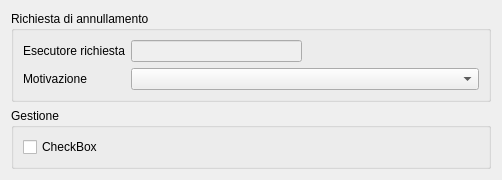
First picture: the form in src/com/axiastudio/suite/protocollo/forms/annullamentoprotocollo.ui, repository tizianolattisi/suitegda, before the edit.
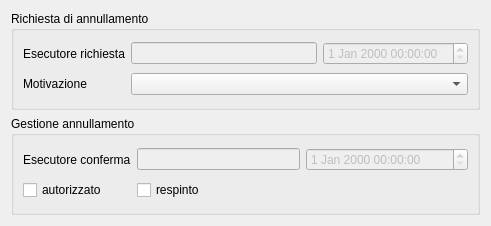
Second picture: the form after the edit. Custom widgets are drawn as their Qt base class.

Commit message: Completamento campi sulle form di annullamento protocollo.

```diff
--- a/src/com/axiastudio/suite/protocollo/forms/annullamentoprotocollo.ui
+++ b/src/com/axiastudio/suite/protocollo/forms/annullamentoprotocollo.ui
@@ -6,8 +6,8 @@
    <rect>
     <x>0</x>
     <y>0</y>
-    <width>502</width>
-    <height>174</height>
+    <width>491</width>
+    <height>226</height>
    </rect>
   </property>
   <property name="windowTitle">
@@ -19,7 +19,7 @@
      <property name="title">
       <string>Richiesta di annullamento</string>
      </property>
-     <layout class="QGridLayout" name="gridLayout">
+     <layout class="QGridLayout" name="gridLayout_2">
       <item row="0" column="0">
        <widget class="QLabel" name="label">
         <property name="text">
@@ -38,17 +38,14 @@
        </widget>
       </item>
       <item row="0" column="2">
-       <spacer name="horizontalSpacer">
-        <property name="orientation">
-         <enum>Qt::Horizontal</enum>
+       <widget class="com.axiastudio.pypapi.ui.widgets.PyPaPiDateTimeEdit" name="dateTimeEdit_2">
+        <property name="enabled">
+         <bool>false</bool>
         </property>
-        <property name="sizeHint" stdset="0">
-         <size>
-          <width>152</width>
-          <height>19</height>
-         </size>
+        <property name="column" stdset="0">
+         <string>datarichiesta</string>
         </property>
-       </spacer>
+       </widget>
       </item>
       <item row="1" column="0">
        <widget class="QLabel" name="label_2">
@@ -70,16 +67,69 @@
    <item>
     <widget class="QGroupBox" name="groupBox_2">
      <property name="title">
-      <string>Gestione</string>
+      <string>Gestione annullamento</string>
      </property>
-     <layout class="QVBoxLayout" name="verticalLayout_3">
-      <item>
-       <widget class="QCheckBox" name="checkBox">
+     <layout class="QGridLayout" name="gridLayout">
+      <item row="0" column="0">
+       <widget class="QLabel" name="label_3">
         <property name="text">
-         <string>CheckBox</string>
+         <string>Esecutore conferma</string>
         </property>
        </widget>
       </item>
+      <item row="0" column="1">
+       <widget class="QLineEdit" name="lineEdit_2">
+        <property name="enabled">
+         <bool>false</bool>
+        </property>
+        <property name="column" stdset="0">
+         <string>esecutoreautorizzazione</string>
+        </property>
+       </widget>
+      </item>
+      <item row="0" column="2">
+       <widget class="com.axiastudio.pypapi.ui.widgets.PyPaPiDateTimeEdit" name="dateTimeEdit">
+        <property name="enabled">
+         <bool>false</bool>
+        </property>
+        <property name="column" stdset="0">
+         <string>dataautorizzazione</string>
+        </property>
+       </widget>
+      </item>
+      <item row="1" column="0">
+       <widget class="QCheckBox" name="checkBox_autorizzato">
+        <property name="text">
+         <string>autorizzato</string>
+        </property>
+        <property name="column" stdset="0">
+         <string>autorizzato</string>
+        </property>
+       </widget>
+      </item>
+      <item row="1" column="1">
+       <widget class="QCheckBox" name="checkBox_respinto">
+        <property name="text">
+         <string>respinto</string>
+        </property>
+        <property name="column" stdset="0">
+         <string>respinto</string>
+        </property>
+       </widget>
+      </item>
+      <item row="1" column="2">
+       <spacer name="horizontalSpacer_2">
+        <property name="orientation">
+         <enum>Qt::Horizontal</enum>
+        </property>
+        <property name="sizeHint" stdset="0">
+         <size>
+          <width>142</width>
+          <height>20</height>
+         </size>
+        </property>
+       </spacer>
+      </item>
      </layout>
     </widget>
    </item>
@@ -91,6 +141,11 @@
    <extends>QComboBox</extends>
    <header>pypapicombobox.h</header>
   </customwidget>
+  <customwidget>
+   <class>com.axiastudio.pypapi.ui.widgets.PyPaPiDateTimeEdit</class>
+   <extends>QDateTimeEdit</extends>
+   <header>pypapidatetimeedit.h</header>
+  </customwidget>
  </customwidgets>
  <resources/>
  <connections/>
```
The commit also changes 1 other file.
